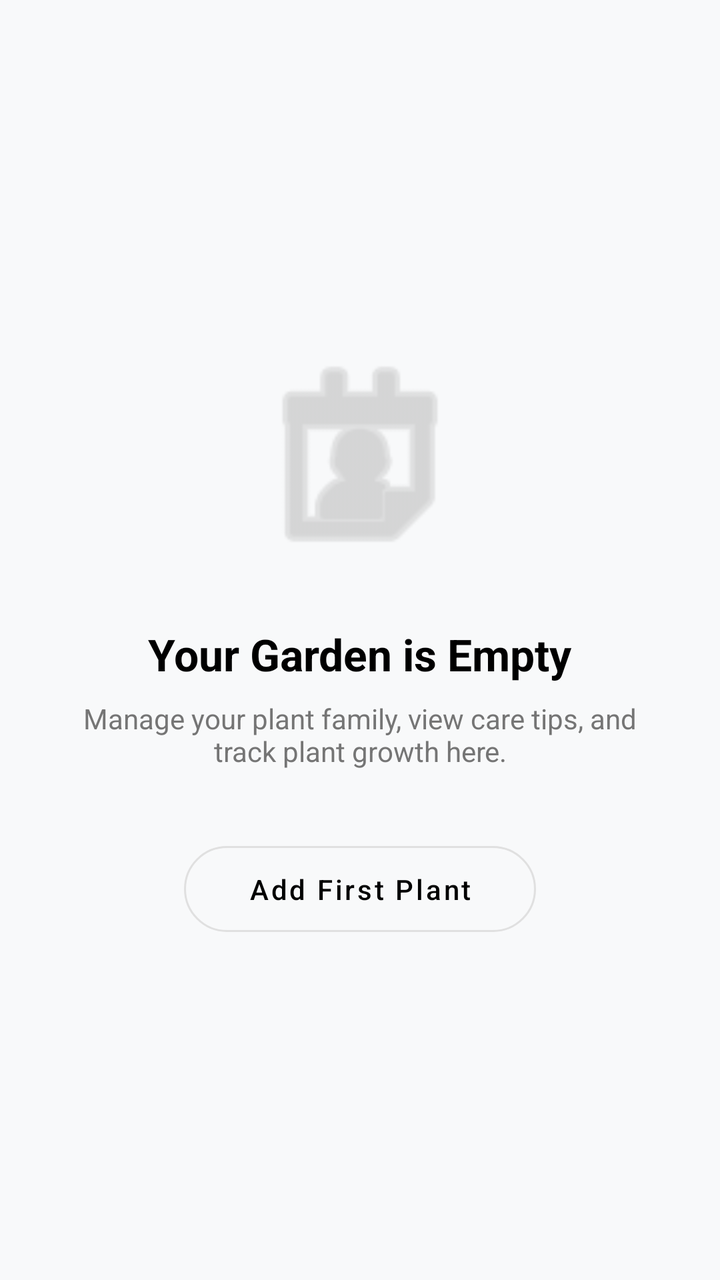
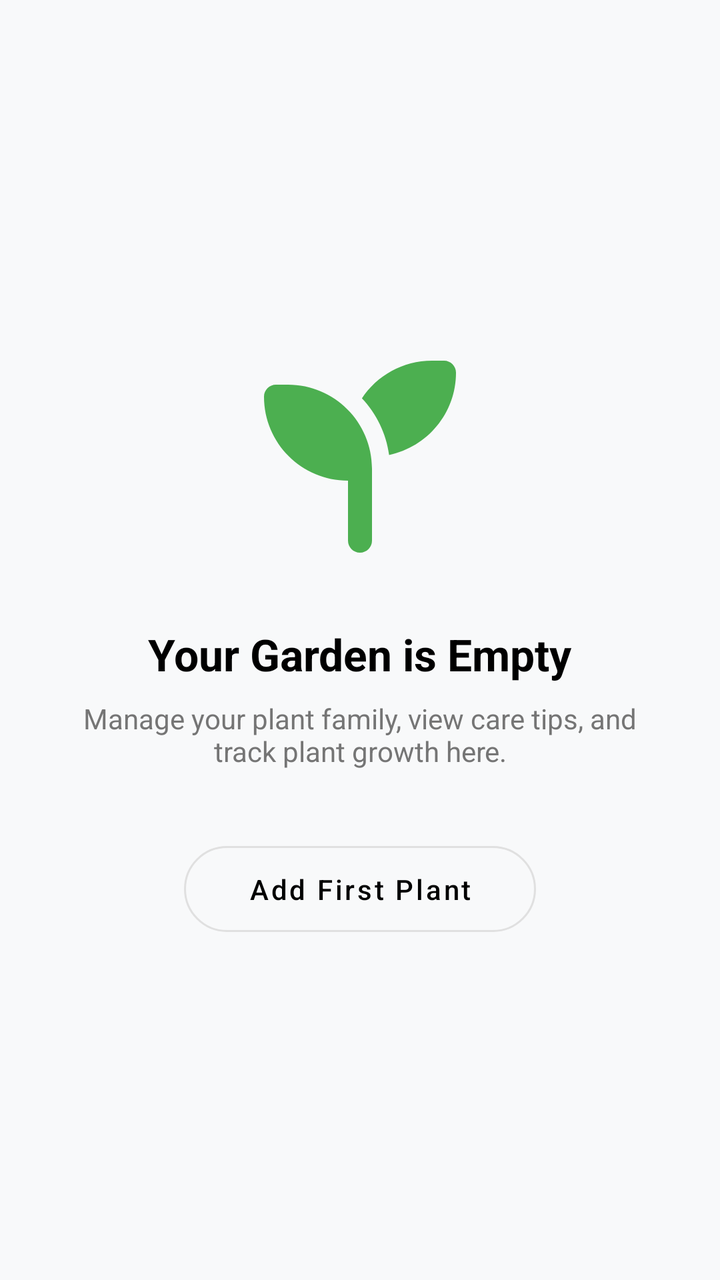

Screens rendered from an Android XML layout before and after an edit, with the pre-edit source and the edit as a unified diff.
<!-- AndroidManifest.xml: application theme Theme.LeafyApp -->
<!-- res/layout/fragment_my_plants.xml -->
<?xml version="1.0" encoding="utf-8"?>
<androidx.constraintlayout.widget.ConstraintLayout xmlns:android="http://schemas.android.com/apk/res/android"
    xmlns:app="http://schemas.android.com/apk/res-auto"
    android:layout_width="match_parent"
    android:layout_height="match_parent"
    android:background="#F8F9FA">

    
    
    <androidx.recyclerview.widget.RecyclerView
        android:id="@+id/rv_my_plants"
        android:layout_width="match_parent"
        android:layout_height="0dp"
        android:clipToPadding="false"
        android:paddingBottom="80dp"
        android:visibility="gone"
        app:layout_constraintBottom_toBottomOf="parent"
        app:layout_constraintTop_toTopOf="parent" />

    
    
    <LinearLayout
        android:id="@+id/layout_empty_state"
        android:layout_width="match_parent"
        android:layout_height="wrap_content"
        android:gravity="center"
        android:orientation="vertical"
        android:padding="32dp"
        app:layout_constraintBottom_toBottomOf="parent"
        app:layout_constraintTop_toTopOf="parent">

        
        <ImageView
            android:layout_width="150dp"
            android:layout_height="120dp"
            android:layout_marginBottom="24dp"
            android:src="@android:drawable/ic_menu_my_calendar"
            app:tint="#BDBDBD" />

        <TextView
            android:layout_width="wrap_content"
            android:layout_height="wrap_content"
            android:text="Your Garden is Empty"
            android:textColor="#000000"
            android:textSize="22sp"
            android:textStyle="bold" />

        <TextView
            android:layout_width="wrap_content"
            android:layout_height="wrap_content"
            android:layout_marginTop="8dp"
            android:text="Manage your plant family, view care tips, and track plant growth here."
            android:textAlignment="center"
            android:textColor="#757575"
            android:textSize="14sp" />

        
        <com.google.android.material.button.MaterialButton
            android:id="@+id/btn_add_first_plant"
            style="@style/Widget.MaterialComponents.Button.OutlinedButton"
            android:layout_width="wrap_content"
            android:layout_height="wrap_content"
            android:layout_marginTop="32dp"
            android:paddingHorizontal="32dp"
            android:paddingVertical="12dp"
            android:text="Add First Plant"
            android:textAllCaps="false"
            android:textColor="#000000"
            app:cornerRadius="24dp"
            app:strokeColor="#E0E0E0"
            app:strokeWidth="1dp" />

    </LinearLayout>


</androidx.constraintlayout.widget.ConstraintLayout>
<!-- resources referenced by this layout -->
<resources>
  <style name="Theme.LeafyApp" parent="Theme.Material3.DayNight.NoActionBar">
          
          <item name="android:windowNoTitle">true</item>
          <item name="windowNoTitle">true</item>
  
          
          <item name="android:windowFullscreen">true</item>
          <item name="android:statusBarColor">@android:color/transparent</item>
  
          
          <item name="colorPrimary">@color/purple_500</item>
          <item name="colorOnPrimary">@color/white</item>
          <item name="colorSecondary">@color/teal_200</item>
      </style>
  <color name="purple_500">#FF6200EE</color>
  <color name="white">#FFFFFFFF</color>
  <color name="teal_200">#FF03DAC5</color>
</resources>

<!-- the commit's change to res/layout/fragment_my_plants.xml (unified diff, before → after) -->
@@ -34,8 +34,8 @@
             android:layout_width="150dp"
             android:layout_height="120dp"
             android:layout_marginBottom="24dp"
-            android:src="@android:drawable/ic_menu_my_calendar"
-            app:tint="#BDBDBD" />
+            android:src="@drawable/seedling_solid_full"
+            app:tint="@color/green" />
 
         <TextView
             android:layout_width="wrap_content"
@@ -65,10 +65,13 @@
             android:paddingVertical="12dp"
             android:text="Add First Plant"
             android:textAllCaps="false"
+
             android:textColor="#000000"
+            app:strokeColor="#E0E0E0"
+            app:strokeWidth="1dp"
             app:cornerRadius="24dp"
-            app:strokeColor="#E0E0E0"
-            app:strokeWidth="1dp" />
+
+            app:rippleColor="#334CAF50" />
 
     </LinearLayout>
 
<!-- resource entries referenced after the edit -->
@@ -1,5 +1,12 @@
 <!-- resources referenced by this layout -->
 <resources>
+  <color name="green">#4CAF50</color>
+  <!-- drawable seedling_solid_full (drawable) -->
+  <vector xmlns:android="http://schemas.android.com/apk/res/android" android:autoMirrored="true" android:height="640dp" android:viewportHeight="640" android:viewportWidth="640" android:width="640dp">
+        
+      <path android:fillColor="#FF000000" android:pathData="M576,96C576,204.1 499.4,294.3 397.6,315.4C389.7,257.3 363.6,205 325.1,164.5C365.2,104 433.9,64 512,64L544,64C561.7,64 576,78.3 576,96zM64,160C64,142.3 78.3,128 96,128L128,128C251.7,128 352,228.3 352,352L352,544C352,561.7 337.7,576 320,576C302.3,576 288,561.7 288,544L288,384C164.3,384 64,283.7 64,160z"/>
+      
+  </vector>
   <style name="Theme.LeafyApp" parent="Theme.Material3.DayNight.NoActionBar">
           
           <item name="android:windowNoTitle">true</item>
